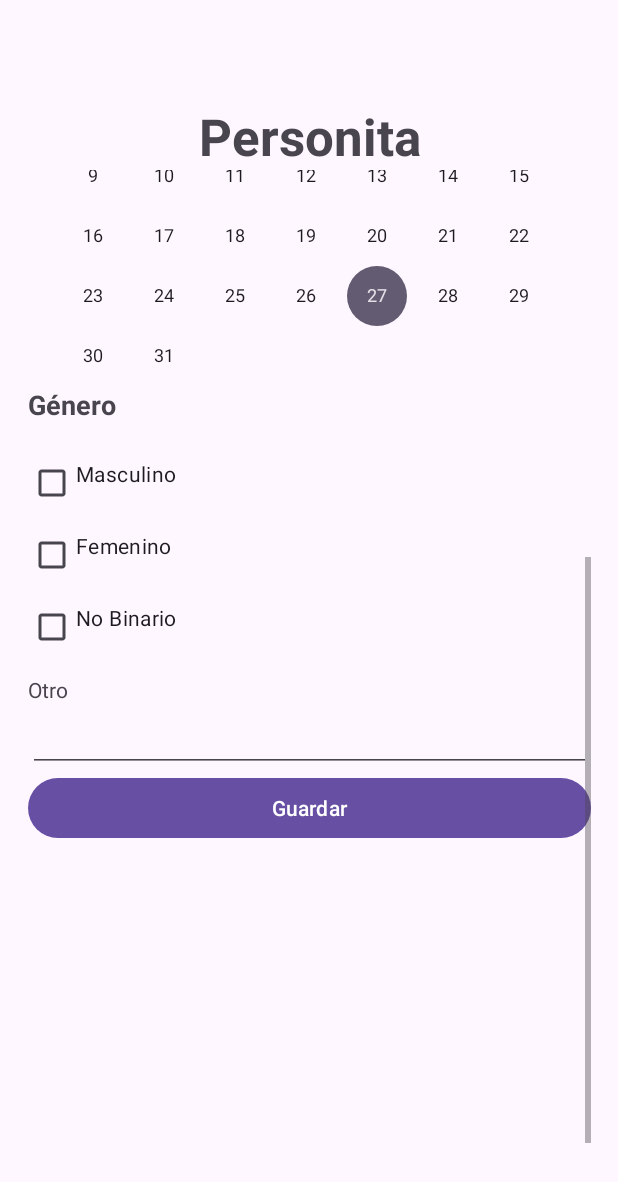
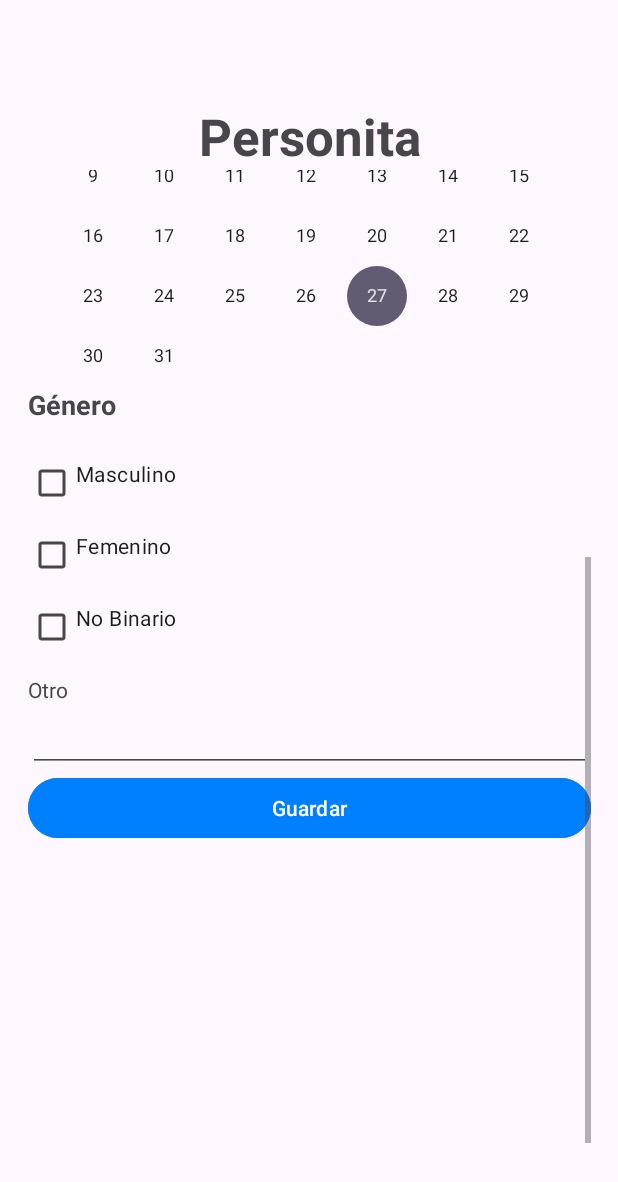
Before and after one commit to NovaNecros/CapacitacionFinantechKotlin, an Android app: the SecondActivity screen opened directly, with no data from a screen before it, scrolled down 428 dp, on a phone screen of 412 x 824 dp. Shown: the top 1182 px of the screen. Run offline under Robolectric (Android 15) with nearby library versions, the phone set to English and light mode, and no system bars.

```diff
--- a/app/src/main/AndroidManifest.xml
+++ b/app/src/main/AndroidManifest.xml
@@ -22,7 +22,7 @@
             </intent-filter>
         </activity>
         <activity
-            android:name=".SecondActivity"
+            android:name="com.capacitacion2.sqlite_en_android.SecondActivity"
             android:exported="true">
         </activity>
     </application>
--- a/app/src/main/res/layout/activity_main.xml
+++ b/app/src/main/res/layout/activity_main.xml
@@ -8,7 +8,6 @@
     android:layout_height="match_parent"
     android:background="@color/crema"
     tools:context=".MainActivity">
-    <?xml version="1.0" encoding="utf-8"?>
 
     <TextView
         android:id="@+id/titulo"
--- a/app/src/main/res/layout/activity_second.xml
+++ b/app/src/main/res/layout/activity_second.xml
@@ -96,13 +96,14 @@
                     android:text="@string/bdate"
                     android:textStyle="bold"
                     android:textSize="18sp"/>
+
                 <CalendarView
                     android:id="@+id/fecha_calendario"
-                    android:visibility="visible"
                     android:layout_width="match_parent"
                     android:layout_height="wrap_content"
                     android:ems="10"
-                    android:inputType="text"/>
+                    android:inputType="text"
+                    android:visibility="visible" />
 
                 <TextView
                     android:id="@+id/genero"
@@ -152,6 +153,7 @@
                     android:visibility="visible"
                     android:layout_width="match_parent"
                     android:layout_height="wrap_content"
+                    android:backgroundTint="@color/azulchillon"
                     android:text="@string/save"/>
 
                 <ListView
@@ -161,6 +163,18 @@
             </LinearLayout>
         </ScrollView>
 
+        <Button
+            android:id="@+id/btn_back"
+            android:visibility="visible"
+            android:layout_width="match_parent"
+            android:layout_height="wrap_content"
+            android:text="@string/regresar"
+            android:textStyle="bold"
+            android:textSize="28sp"
+            android:textColor="@color/white"
+            android:backgroundTint="@color/verdepastel"
+            android:layout_marginBottom="24dp"/>
+
     </LinearLayout>
 
 </androidx.constraintlayout.widget.ConstraintLayout>
--- a/app/src/main/res/values/colors.xml
+++ b/app/src/main/res/values/colors.xml
@@ -28,7 +28,7 @@
     <color name="moradopastel">#D8BFD8</color>
     <color name="naranjapastel">#FFB347</color>
     <color name="amarillopastel">#FFF9C4</color>
-    <color name="verdepastel">#C6EFCE</color>"
+    <color name="verdepastel">#C6EFCE</color>
     <color name="rojopastel">#FF6961</color>
     <color name="azulpastel">#AEC6CF</color>
     <color name="rosapastel">#FAD0C9</color>
--- a/app/src/main/res/values/strings.xml
+++ b/app/src/main/res/values/strings.xml
@@ -18,6 +18,7 @@
     <string name="nueva">Nueva Personita</string>
     <string name="borrar">Eliminar Personita</string>
     <string name="mostrar">Mostrar Personitas</string>
+    <string name="regresar">Regresar</string>
 
     <string name="no_genero_ex">Debes seleccionar al menos un género</string>
     <string name="datos_incompletos_ex">"Debes llenar todos los campos"</string>
```
Also changed, not shown: app/src/main/java/com/capacitacion2/sqlite_en_android/SecondActivity.kt (+21 -4 lines). Lines whose indentation alone changed are shown as unchanged.
